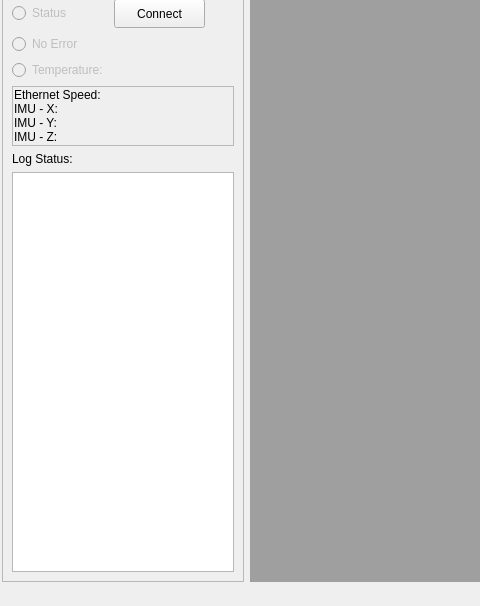
The window that mainwindow.ui (SDJoeKing/Tubers_GUI) describes before a commit, drawn with Qt 5; both pictures show x 0 to 480 and y 117 to 723 of the 1487 by 723 pixel window.
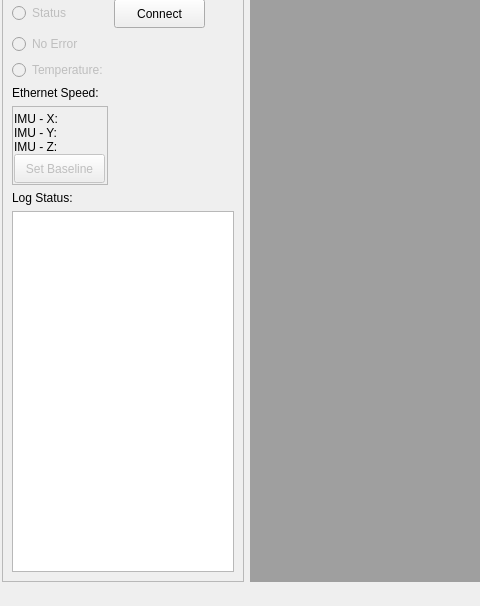
The same window after the commit.

The edit to the form file:
```diff
--- a/mainwindow.ui
+++ b/mainwindow.ui
@@ -42,10 +42,16 @@
        <enum>QFrame::Shadow::Raised</enum>
       </property>
       <layout class="QGridLayout" name="gridLayout">
-       <item row="0" column="0">
-        <widget class="QLabel" name="label_9">
+       <item row="1" column="1">
+        <widget class="QLineEdit" name="port">
+         <property name="sizePolicy">
+          <sizepolicy hsizetype="Preferred" vsizetype="Preferred">
+           <horstretch>0</horstretch>
+           <verstretch>0</verstretch>
+          </sizepolicy>
+         </property>
          <property name="text">
-          <string>IP Address:</string>
+          <string>5</string>
          </property>
         </widget>
        </item>
@@ -71,42 +77,6 @@
          </property>
         </widget>
        </item>
-       <item row="1" column="0">
-        <widget class="QLabel" name="label_10">
-         <property name="text">
-          <string>Port:           </string>
-         </property>
-         <property name="alignment">
-          <set>Qt::AlignmentFlag::AlignLeading|Qt::AlignmentFlag::AlignLeft|Qt::AlignmentFlag::AlignVCenter</set>
-         </property>
-        </widget>
-       </item>
-       <item row="1" column="1">
-        <widget class="QLineEdit" name="port">
-         <property name="sizePolicy">
-          <sizepolicy hsizetype="Preferred" vsizetype="Preferred">
-           <horstretch>0</horstretch>
-           <verstretch>0</verstretch>
-          </sizepolicy>
-         </property>
-         <property name="text">
-          <string>5</string>
-         </property>
-        </widget>
-       </item>
-       <item row="2" column="0">
-        <widget class="QRadioButton" name="radioStatus">
-         <property name="enabled">
-          <bool>false</bool>
-         </property>
-         <property name="text">
-          <string>Status</string>
-         </property>
-         <property name="autoExclusive">
-          <bool>false</bool>
-         </property>
-        </widget>
-       </item>
        <item row="2" column="1">
         <widget class="QPushButton" name="btnConnect">
          <property name="minimumSize">
@@ -129,6 +99,39 @@
          </property>
         </widget>
        </item>
+       <item row="2" column="0">
+        <widget class="QRadioButton" name="radioStatus">
+         <property name="enabled">
+          <bool>false</bool>
+         </property>
+         <property name="text">
+          <string>Status</string>
+         </property>
+         <property name="autoExclusive">
+          <bool>false</bool>
+         </property>
+        </widget>
+       </item>
+       <item row="7" column="0">
+        <widget class="QLabel" name="label_12">
+         <property name="text">
+          <string>Log Status:</string>
+         </property>
+         <property name="alignment">
+          <set>Qt::AlignmentFlag::AlignLeading|Qt::AlignmentFlag::AlignLeft|Qt::AlignmentFlag::AlignVCenter</set>
+         </property>
+        </widget>
+       </item>
+       <item row="1" column="0">
+        <widget class="QLabel" name="label_10">
+         <property name="text">
+          <string>Port:           </string>
+         </property>
+         <property name="alignment">
+          <set>Qt::AlignmentFlag::AlignLeading|Qt::AlignmentFlag::AlignLeft|Qt::AlignmentFlag::AlignVCenter</set>
+         </property>
+        </widget>
+       </item>
        <item row="3" column="0">
         <widget class="QRadioButton" name="radioError">
          <property name="enabled">
@@ -142,6 +145,29 @@
          </property>
         </widget>
        </item>
+       <item row="9" column="0" colspan="2">
+        <widget class="QTextBrowser" name="log">
+         <property name="sizePolicy">
+          <sizepolicy hsizetype="Preferred" vsizetype="Expanding">
+           <horstretch>0</horstretch>
+           <verstretch>0</verstretch>
+          </sizepolicy>
+         </property>
+         <property name="minimumSize">
+          <size>
+           <width>0</width>
+           <height>240</height>
+          </size>
+         </property>
+        </widget>
+       </item>
+       <item row="0" column="0">
+        <widget class="QLabel" name="label_9">
+         <property name="text">
+          <string>IP Address:</string>
+         </property>
+        </widget>
+       </item>
        <item row="4" column="0">
         <widget class="QRadioButton" name="radioTemp">
          <property name="enabled">
@@ -155,10 +181,20 @@
          </property>
         </widget>
        </item>
-       <item row="5" column="0" colspan="2">
+       <item row="5" column="0">
+        <widget class="QLabel" name="labelSpeed">
+         <property name="text">
+          <string>Ethernet Speed:</string>
+         </property>
+         <property name="alignment">
+          <set>Qt::AlignmentFlag::AlignLeading|Qt::AlignmentFlag::AlignLeft|Qt::AlignmentFlag::AlignVCenter</set>
+         </property>
+        </widget>
+       </item>
+       <item row="6" column="0">
         <widget class="QFrame" name="frame_2">
          <property name="accessibleName">
-          <string> </string>
+          <string/>
          </property>
          <property name="frameShape">
           <enum>QFrame::Shape::StyledPanel</enum>
@@ -174,7 +210,7 @@
            <number>1</number>
           </property>
           <property name="topMargin">
-           <number>1</number>
+           <number>5</number>
           </property>
           <property name="rightMargin">
            <number>1</number>
@@ -183,16 +219,6 @@
            <number>1</number>
           </property>
           <item row="0" column="0">
-           <widget class="QLabel" name="labelSpeed">
-            <property name="text">
-             <string>Ethernet Speed:</string>
-            </property>
-            <property name="alignment">
-             <set>Qt::AlignmentFlag::AlignLeading|Qt::AlignmentFlag::AlignLeft|Qt::AlignmentFlag::AlignVCenter</set>
-            </property>
-           </widget>
-          </item>
-          <item row="1" column="0">
            <widget class="QLabel" name="label_IMU_X">
             <property name="text">
              <string>IMU - X:</string>
@@ -202,7 +228,7 @@
             </property>
            </widget>
           </item>
-          <item row="2" column="0">
+          <item row="1" column="0">
            <widget class="QLabel" name="label_IMU_Y">
             <property name="text">
              <string>IMU - Y:</string>
@@ -212,7 +238,7 @@
             </property>
            </widget>
           </item>
-          <item row="3" column="0">
+          <item row="2" column="0">
            <widget class="QLabel" name="label_IMU_Z">
             <property name="text">
              <string>IMU - Z:</string>
@@ -222,35 +248,34 @@
             </property>
            </widget>
           </item>
+          <item row="3" column="0">
+           <widget class="QPushButton" name="btnImuBase">
+            <property name="enabled">
+             <bool>false</bool>
+            </property>
+            <property name="minimumSize">
+             <size>
+              <width>91</width>
+              <height>29</height>
+             </size>
+            </property>
+            <property name="maximumSize">
+             <size>
+              <width>91</width>
+              <height>29</height>
+             </size>
+            </property>
+            <property name="text">
+             <string>Set Baseline</string>
+            </property>
+            <property name="checkable">
+             <bool>true</bool>
+            </property>
+           </widget>
+          </item>
          </layout>
         </widget>
        </item>
-       <item row="6" column="0">
-        <widget class="QLabel" name="label_12">
-         <property name="text">
-          <string>Log Status:</string>
-         </property>
-         <property name="alignment">
-          <set>Qt::AlignmentFlag::AlignLeading|Qt::AlignmentFlag::AlignLeft|Qt::AlignmentFlag::AlignVCenter</set>
-         </property>
-        </widget>
-       </item>
-       <item row="8" column="0" colspan="2">
-        <widget class="QTextBrowser" name="log">
-         <property name="sizePolicy">
-          <sizepolicy hsizetype="Preferred" vsizetype="Expanding">
-           <horstretch>0</horstretch>
-           <verstretch>0</verstretch>
-          </sizepolicy>
-         </property>
-         <property name="minimumSize">
-          <size>
-           <width>0</width>
-           <height>240</height>
-          </size>
-         </property>
-        </widget>
-       </item>
       </layout>
      </widget>
     </item>
```
